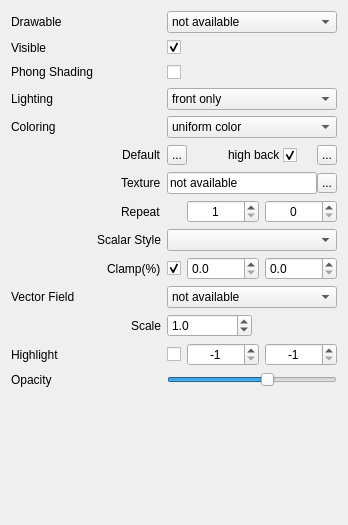
This is applications/Mapple/widgets/widget_drawable_triangles.ui in LiangliangNan/Easy3D as Qt 5 draws it before an edit. The edited form follows.
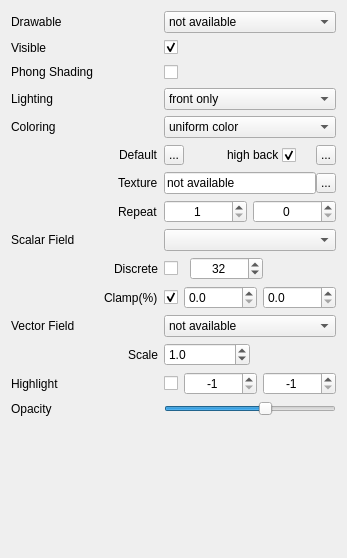
This is the edited form. Icons and pictures are not drawn.

Commit message: discretize a texture into stripes

Diff of the .ui file:
```diff
--- a/applications/Mapple/widgets/widget_drawable_triangles.ui
+++ b/applications/Mapple/widgets/widget_drawable_triangles.ui
@@ -6,8 +6,8 @@
    <rect>
     <x>0</x>
     <y>0</y>
-    <width>348</width>
-    <height>525</height>
+    <width>347</width>
+    <height>558</height>
    </rect>
   </property>
   <property name="sizePolicy">
@@ -31,125 +31,20 @@
   <layout class="QVBoxLayout" name="verticalLayout">
    <item>
     <layout class="QGridLayout" name="gridLayout_2">
-     <item row="6" column="0">
-      <layout class="QHBoxLayout" name="horizontalLayout">
-       <item>
-        <spacer name="horizontalSpacerTexture">
-         <property name="orientation">
-          <enum>Qt::Horizontal</enum>
-         </property>
-         <property name="sizeHint" stdset="0">
-          <size>
-           <width>15</width>
-           <height>22</height>
-          </size>
-         </property>
-        </spacer>
-       </item>
-       <item alignment="Qt::AlignRight">
-        <widget class="QLabel" name="labelTexture">
-         <property name="sizePolicy">
-          <sizepolicy hsizetype="Preferred" vsizetype="Preferred">
-           <horstretch>0</horstretch>
-           <verstretch>0</verstretch>
-          </sizepolicy>
-         </property>
-         <property name="minimumSize">
-          <size>
-           <width>30</width>
-           <height>22</height>
-          </size>
-         </property>
-         <property name="text">
-          <string>Texture</string>
-         </property>
-        </widget>
-       </item>
-      </layout>
-     </item>
-     <item row="12" column="1">
-      <widget class="QCheckBox" name="checkBoxHighlight">
+     <item row="0" column="0">
+      <widget class="QLabel" name="labelDrawableName">
+       <property name="maximumSize">
+        <size>
+         <width>16777215</width>
+         <height>20</height>
+        </size>
+       </property>
        <property name="text">
-        <string/>
+        <string>Drawable</string>
        </property>
       </widget>
      </item>
-     <item row="11" column="1" colspan="2">
-      <layout class="QHBoxLayout" name="horizontalLayoutVectorFieldLength">
-       <property name="spacing">
-        <number>0</number>
-       </property>
-       <item>
-        <widget class="QDoubleSpinBox" name="doubleSpinBoxVectorFieldScale">
-         <property name="sizePolicy">
-          <sizepolicy hsizetype="Expanding" vsizetype="Preferred">
-           <horstretch>0</horstretch>
-           <verstretch>0</verstretch>
-          </sizepolicy>
-         </property>
-         <property name="minimumSize">
-          <size>
-           <width>60</width>
-           <height>0</height>
-          </size>
-         </property>
-         <property name="toolTip">
-          <string>Adjust the length of the vectors.
-The scale is relative to the average edge lenght of the model.</string>
-         </property>
-         <property name="decimals">
-          <number>1</number>
-         </property>
-         <property name="minimum">
-          <double>0.100000000000000</double>
-         </property>
-         <property name="maximum">
-          <double>50.000000000000000</double>
-         </property>
-         <property name="singleStep">
-          <double>0.100000000000000</double>
-         </property>
-         <property name="value">
-          <double>1.000000000000000</double>
-         </property>
-        </widget>
-       </item>
-       <item>
-        <spacer name="spacerVectorFieldLength">
-         <property name="orientation">
-          <enum>Qt::Horizontal</enum>
-         </property>
-         <property name="sizeType">
-          <enum>QSizePolicy::MinimumExpanding</enum>
-         </property>
-         <property name="sizeHint" stdset="0">
-          <size>
-           <width>0</width>
-           <height>0</height>
-          </size>
-         </property>
-        </spacer>
-       </item>
-      </layout>
-     </item>
-     <item row="4" column="1" colspan="2">
-      <widget class="QComboBox" name="comboBoxColorScheme">
-       <property name="toolTip">
-        <string>Select how color is assigned to each face</string>
-       </property>
-       <item>
-        <property name="text">
-         <string>uniform color</string>
-        </property>
-       </item>
-       <item>
-        <property name="text">
-         <string>use color property</string>
-        </property>
-       </item>
-      </widget>
-     </item>
-     <item row="0" column="1" colspan="2">
+     <item row="0" column="1" colspan="3">
       <widget class="QComboBox" name="comboBoxDrawables">
        <property name="toolTip">
         <string>Select the drawable to be visualized</string>
@@ -174,7 +69,7 @@
        </property>
       </widget>
      </item>
-     <item row="1" column="1" colspan="2">
+     <item row="1" column="1" colspan="3">
       <layout class="QHBoxLayout" name="horizontalLayoutVisible">
        <property name="spacing">
         <number>-1</number>
@@ -207,362 +102,47 @@
        </item>
       </layout>
      </item>
-     <item row="0" column="0">
-      <widget class="QLabel" name="labelDrawableName">
-       <property name="maximumSize">
-        <size>
-         <width>16777215</width>
-         <height>20</height>
-        </size>
-       </property>
+     <item row="2" column="0">
+      <widget class="QLabel" name="labelPhongShading">
        <property name="text">
-        <string>Drawable</string>
+        <string>Phong Shading</string>
        </property>
       </widget>
      </item>
-     <item row="13" column="1" colspan="2">
-      <widget class="QSlider" name="horizontalSliderOpacity">
-       <property name="toolTip">
-        <string>The opacity of the surface</string>
-       </property>
-       <property name="maximum">
-        <number>100</number>
-       </property>
-       <property name="value">
-        <number>60</number>
-       </property>
-       <property name="orientation">
-        <enum>Qt::Horizontal</enum>
-       </property>
-      </widget>
-     </item>
-     <item row="7" column="0">
-      <layout class="QHBoxLayout" name="horizontalLayoutLayoutTextureRepeat">
-       <item>
-        <spacer name="horizontalSpacerTextureRepeat">
-         <property name="orientation">
-          <enum>Qt::Horizontal</enum>
-         </property>
-         <property name="sizeHint" stdset="0">
-          <size>
-           <width>15</width>
-           <height>22</height>
-          </size>
-         </property>
-        </spacer>
-       </item>
-       <item alignment="Qt::AlignRight">
-        <widget class="QLabel" name="labelTextureRepeat">
-         <property name="sizePolicy">
-          <sizepolicy hsizetype="Preferred" vsizetype="Preferred">
-           <horstretch>0</horstretch>
-           <verstretch>0</verstretch>
-          </sizepolicy>
-         </property>
-         <property name="minimumSize">
-          <size>
-           <width>30</width>
-           <height>22</height>
-          </size>
-         </property>
-         <property name="text">
-          <string>Repeat</string>
-         </property>
-        </widget>
-       </item>
-      </layout>
-     </item>
-     <item row="5" column="0">
-      <layout class="QHBoxLayout" name="horizontalLayoutLabelDefaultColor">
-       <item>
-        <spacer name="horizontalSpaceLabelDefaultColor">
-         <property name="orientation">
-          <enum>Qt::Horizontal</enum>
-         </property>
-         <property name="sizeHint" stdset="0">
-          <size>
-           <width>13</width>
-           <height>19</height>
-          </size>
-         </property>
-        </spacer>
-       </item>
-       <item alignment="Qt::AlignRight">
-        <widget class="QLabel" name="labelDefaultColor">
-         <property name="text">
-          <string>Default</string>
-         </property>
-        </widget>
-       </item>
-      </layout>
-     </item>
-     <item row="7" column="2">
-      <layout class="QHBoxLayout" name="horizontalLayoutTextureRepeat">
-       <item>
-        <widget class="QSpinBox" name="spinBoxTextureRepeat">
-         <property name="sizePolicy">
-          <sizepolicy hsizetype="Expanding" vsizetype="Preferred">
-           <horstretch>0</horstretch>
-           <verstretch>0</verstretch>
-          </sizepolicy>
-         </property>
-         <property name="minimumSize">
-          <size>
-           <width>60</width>
-           <height>0</height>
-          </size>
-         </property>
-         <property name="toolTip">
-          <string>How many times this texture is repeated?</string>
-         </property>
-         <property name="alignment">
-          <set>Qt::AlignCenter</set>
-         </property>
-         <property name="readOnly">
-          <bool>false</bool>
-         </property>
-         <property name="minimum">
-          <number>1</number>
-         </property>
-         <property name="maximum">
-          <number>99</number>
-         </property>
-         <property name="value">
-          <number>1</number>
-         </property>
-        </widget>
-       </item>
-       <item>
-        <widget class="QSpinBox" name="spinBoxTextureFractionalRepeat">
-         <property name="sizePolicy">
-          <sizepolicy hsizetype="Expanding" vsizetype="Preferred">
-           <horstretch>0</horstretch>
-           <verstretch>0</verstretch>
-          </sizepolicy>
-         </property>
-         <property name="minimumSize">
-          <size>
-           <width>60</width>
-           <height>0</height>
-          </size>
-         </property>
-         <property name="toolTip">
-          <string>Fractional repeat (100 fractional repeat is equivalent to 1 repeat)</string>
-         </property>
-         <property name="alignment">
-          <set>Qt::AlignCenter</set>
-         </property>
-         <property name="maximum">
-          <number>100</number>
-         </property>
-        </widget>
-       </item>
-      </layout>
-     </item>
-     <item row="12" column="2">
-      <layout class="QHBoxLayout" name="horizontalLayoutHighlight">
-       <item>
-        <widget class="QSpinBox" name="spinBoxHighlightMin">
-         <property name="sizePolicy">
-          <sizepolicy hsizetype="Expanding" vsizetype="Preferred">
-           <horstretch>0</horstretch>
-           <verstretch>0</verstretch>
-          </sizepolicy>
-         </property>
-         <property name="minimumSize">
-          <size>
-           <width>60</width>
-           <height>0</height>
-          </size>
-         </property>
-         <property name="toolTip">
-          <string>The lower bound of the triange range to be highlighted.</string>
-         </property>
-         <property name="alignment">
-          <set>Qt::AlignCenter</set>
-         </property>
-         <property name="minimum">
-          <number>-1</number>
-         </property>
-         <property name="maximum">
-          <number>999999999</number>
-         </property>
-         <property name="value">
-          <number>-1</number>
-         </property>
-        </widget>
-       </item>
-       <item>
-        <widget class="QSpinBox" name="spinBoxHighlightMax">
-         <property name="sizePolicy">
-          <sizepolicy hsizetype="Expanding" vsizetype="Preferred">
-           <horstretch>0</horstretch>
-           <verstretch>0</verstretch>
-          </sizepolicy>
-         </property>
-         <property name="minimumSize">
-          <size>
-           <width>60</width>
-           <height>0</height>
-          </size>
-         </property>
-         <property name="toolTip">
-          <string>The upper bound of the triange range to be highlighted.</string>
-         </property>
-         <property name="alignment">
-          <set>Qt::AlignCenter</set>
-         </property>
-         <property name="minimum">
-          <number>-1</number>
-         </property>
-         <property name="maximum">
-          <number>999999999</number>
-         </property>
-         <property name="value">
-          <number>-1</number>
-         </property>
-        </widget>
-       </item>
-      </layout>
-     </item>
-     <item row="8" column="1" colspan="2">
-      <widget class="QComboBox" name="comboBoxScalarFieldStyle">
-       <property name="sizePolicy">
-        <sizepolicy hsizetype="Expanding" vsizetype="Preferred">
-         <horstretch>0</horstretch>
-         <verstretch>0</verstretch>
-        </sizepolicy>
-       </property>
-       <property name="minimumSize">
-        <size>
-         <width>20</width>
-         <height>22</height>
-        </size>
-       </property>
-      </widget>
-     </item>
-     <item row="11" column="0">
-      <layout class="QHBoxLayout" name="horizontalLayoutScale">
-       <item>
-        <spacer name="horizontalSpacerVectorFieldLabelScale">
-         <property name="orientation">
-          <enum>Qt::Horizontal</enum>
-         </property>
-         <property name="sizeHint" stdset="0">
-          <size>
-           <width>13</width>
-           <height>19</height>
-          </size>
-         </property>
-        </spacer>
-       </item>
-       <item alignment="Qt::AlignRight">
-        <widget class="QLabel" name="labelVectorFieldScale">
-         <property name="text">
-          <string>Scale</string>
-         </property>
-        </widget>
-       </item>
-      </layout>
-     </item>
-     <item row="4" column="0">
-      <widget class="QLabel" name="labelColorScheme">
-       <property name="text">
-        <string>Coloring</string>
-       </property>
-      </widget>
-     </item>
-     <item row="6" column="1" colspan="2">
-      <layout class="QHBoxLayout" name="horizontalLayoutTexture">
+     <item row="2" column="1" colspan="3">
+      <layout class="QHBoxLayout" name="horizontalLayoutPhone">
        <property name="spacing">
-        <number>0</number>
+        <number>-1</number>
        </property>
        <item>
-        <widget class="QLineEdit" name="lineEditTextureFile">
-         <property name="sizePolicy">
-          <sizepolicy hsizetype="Expanding" vsizetype="Preferred">
-           <horstretch>0</horstretch>
-           <verstretch>0</verstretch>
-          </sizepolicy>
-         </property>
+        <widget class="QCheckBox" name="checkBoxPhongShading">
          <property name="minimumSize">
           <size>
-           <width>50</width>
-           <height>0</height>
-          </size>
-         </property>
-         <property name="toolTip">
-          <string>The image file of the texture</string>
-         </property>
-         <property name="text">
-          <string>not available</string>
-         </property>
-         <property name="alignment">
-          <set>Qt::AlignLeading|Qt::AlignLeft|Qt::AlignVCenter</set>
-         </property>
-         <property name="readOnly">
-          <bool>true</bool>
-         </property>
-        </widget>
-       </item>
-       <item>
-        <widget class="QToolButton" name="toolButtonTextureFile">
-         <property name="minimumSize">
-          <size>
-           <width>20</width>
+           <width>0</width>
            <height>20</height>
           </size>
          </property>
-         <property name="maximumSize">
-          <size>
-           <width>20</width>
-           <height>20</height>
-          </size>
-         </property>
          <property name="toolTip">
-          <string>Click to choose a texture image</string>
+          <string>Enable/Disable Phong shading</string>
          </property>
          <property name="text">
-          <string>...</string>
+          <string/>
          </property>
-         <property name="iconSize">
-          <size>
-           <width>20</width>
-           <height>20</height>
-          </size>
-         </property>
         </widget>
        </item>
-      </layout>
-     </item>
-     <item row="8" column="0">
-      <layout class="QHBoxLayout" name="horizontalLayoutLabelScalarStyle">
        <item>
-        <spacer name="horizontalSpacerScalarStyle">
+        <spacer name="spacerPhong">
          <property name="orientation">
           <enum>Qt::Horizontal</enum>
          </property>
          <property name="sizeHint" stdset="0">
           <size>
-           <width>12</width>
-           <height>19</height>
+           <width>128</width>
+           <height>17</height>
           </size>
          </property>
         </spacer>
        </item>
-       <item>
-        <widget class="QLabel" name="labelScalarFieldStyle">
-         <property name="sizePolicy">
-          <sizepolicy hsizetype="Preferred" vsizetype="Preferred">
-           <horstretch>0</horstretch>
-           <verstretch>0</verstretch>
-          </sizepolicy>
-         </property>
-         <property name="text">
-          <string>Scalar Style</string>
-         </property>
-        </widget>
-       </item>
       </layout>
      </item>
      <item row="3" column="0">
@@ -578,69 +158,7 @@
        </property>
       </widget>
      </item>
-     <item row="9" column="1" colspan="2">
-      <layout class="QGridLayout" name="gridLayout">
-       <item row="0" column="0">
-        <widget class="QCheckBox" name="checkBoxScalarFieldClamp">
-         <property name="toolTip">
-          <string>Check to clamp the specified percent of lower and upper values.</string>
-         </property>
-         <property name="text">
-          <string/>
-         </property>
-         <property name="checked">
-          <bool>true</bool>
-         </property>
-        </widget>
-       </item>
-       <item row="0" column="1">
-        <widget class="QDoubleSpinBox" name="doubleSpinBoxScalarFieldClampLower">
-         <property name="sizePolicy">
-          <sizepolicy hsizetype="Expanding" vsizetype="Preferred">
-           <horstretch>0</horstretch>
-           <verstretch>0</verstretch>
-          </sizepolicy>
-         </property>
-         <property name="minimumSize">
-          <size>
-           <width>60</width>
-           <height>0</height>
-          </size>
-         </property>
-         <property name="decimals">
-          <number>1</number>
-         </property>
-        </widget>
-       </item>
-       <item row="0" column="2">
-        <widget class="QDoubleSpinBox" name="doubleSpinBoxScalarFieldClampUpper">
-         <property name="sizePolicy">
-          <sizepolicy hsizetype="Expanding" vsizetype="Preferred">
-           <horstretch>0</horstretch>
-           <verstretch>0</verstretch>
-          </sizepolicy>
-         </property>
-         <property name="minimumSize">
-          <size>
-           <width>60</width>
-           <height>0</height>
-          </size>
-         </property>
-         <property name="decimals">
-          <number>1</number>
-         </property>
-        </widget>
-       </item>
-      </layout>
-     </item>
-     <item row="12" column="0">
-      <widget class="QLabel" name="labelHighlight">
-       <property name="text">
-        <string>Highlight</string>
-       </property>
-      </widget>
-     </item>
-     <item row="3" column="1" colspan="2">
+     <item row="3" column="1" colspan="3">
       <widget class="QComboBox" name="comboBoxLightingOptions">
        <property name="toolTip">
         <string>Select how lighting is implemented</string>
@@ -662,7 +180,55 @@
        </item>
       </widget>
      </item>
-     <item row="5" column="1" colspan="2">
+     <item row="4" column="0">
+      <widget class="QLabel" name="labelColorScheme">
+       <property name="text">
+        <string>Coloring</string>
+       </property>
+      </widget>
+     </item>
+     <item row="4" column="1" colspan="3">
+      <widget class="QComboBox" name="comboBoxColorScheme">
+       <property name="toolTip">
+        <string>Select how color is assigned to each face</string>
+       </property>
+       <item>
+        <property name="text">
+         <string>uniform color</string>
+        </property>
+       </item>
+       <item>
+        <property name="text">
+         <string>use color property</string>
+        </property>
+       </item>
+      </widget>
+     </item>
+     <item row="5" column="0">
+      <layout class="QHBoxLayout" name="horizontalLayoutLabelDefaultColor">
+       <item>
+        <spacer name="horizontalSpaceLabelDefaultColor">
+         <property name="orientation">
+          <enum>Qt::Horizontal</enum>
+         </property>
+         <property name="sizeHint" stdset="0">
+          <size>
+           <width>13</width>
+           <height>19</height>
+          </size>
+         </property>
+        </spacer>
+       </item>
+       <item alignment="Qt::AlignRight">
+        <widget class="QLabel" name="labelDefaultColor">
+         <property name="text">
+          <string>Default</string>
+         </property>
+        </widget>
+       </item>
+      </layout>
+     </item>
+     <item row="5" column="1" colspan="3">
       <layout class="QHBoxLayout" name="horizontalLayoutDefaultColor">
        <property name="spacing">
         <number>0</number>
@@ -803,43 +369,325 @@
        </item>
       </layout>
      </item>
-     <item row="2" column="1" colspan="2">
-      <layout class="QHBoxLayout" name="horizontalLayoutPhone">
+     <item row="6" column="0">
+      <layout class="QHBoxLayout" name="horizontalLayout">
+       <item>
+        <spacer name="horizontalSpacerTexture">
+         <property name="orientation">
+          <enum>Qt::Horizontal</enum>
+         </property>
+         <property name="sizeHint" stdset="0">
+          <size>
+           <width>15</width>
+           <height>22</height>
+          </size>
+         </property>
+        </spacer>
+       </item>
+       <item alignment="Qt::AlignRight">
+        <widget class="QLabel" name="labelTexture">
+         <property name="sizePolicy">
+          <sizepolicy hsizetype="Preferred" vsizetype="Preferred">
+           <horstretch>0</horstretch>
+           <verstretch>0</verstretch>
+          </sizepolicy>
+         </property>
+         <property name="minimumSize">
+          <size>
+           <width>30</width>
+           <height>22</height>
+          </size>
+         </property>
+         <property name="text">
+          <string>Texture</string>
+         </property>
+        </widget>
+       </item>
+      </layout>
+     </item>
+     <item row="6" column="1" colspan="3">
+      <layout class="QHBoxLayout" name="horizontalLayoutTexture">
        <property name="spacing">
-        <number>-1</number>
+        <number>0</number>
        </property>
        <item>
-        <widget class="QCheckBox" name="checkBoxPhongShading">
+        <widget class="QLineEdit" name="lineEditTextureFile">
+         <property name="sizePolicy">
+          <sizepolicy hsizetype="Expanding" vsizetype="Preferred">
+           <horstretch>0</horstretch>
+           <verstretch>0</verstretch>
+          </sizepolicy>
+         </property>
          <property name="minimumSize">
           <size>
-           <width>0</width>
+           <width>50</width>
+           <height>0</height>
+          </size>
+         </property>
+         <property name="toolTip">
+          <string>The image file of the texture</string>
+         </property>
+         <property name="text">
+          <string>not available</string>
+         </property>
+         <property name="alignment">
+          <set>Qt::AlignLeading|Qt::AlignLeft|Qt::AlignVCenter</set>
+         </property>
+         <property name="readOnly">
+          <bool>true</bool>
+         </property>
+        </widget>
+       </item>
+       <item>
+        <widget class="QToolButton" name="toolButtonTextureFile">
+         <property name="minimumSize">
+          <size>
+           <width>20</width>
            <height>20</height>
           </size>
          </property>
+         <property name="maximumSize">
+          <size>
+           <width>20</width>
+           <height>20</height>
+          </size>
+         </property>
          <property name="toolTip">
-          <string>Enable/Disable Phong shading</string>
+          <string>Click to choose a texture image</string>
          </property>
          <property name="text">
-          <string/>
+          <string>...</string>
          </property>
+         <property name="iconSize">
+          <size>
+           <width>20</width>
+           <height>20</height>
+          </size>
+         </property>
         </widget>
        </item>
+      </layout>
+     </item>
+     <item row="7" column="0">
+      <layout class="QHBoxLayout" name="horizontalLayoutLayoutTextureRepeat">
        <item>
-        <spacer name="spacerPhong">
+        <spacer name="horizontalSpacerTextureRepeat">
          <property name="orientation">
           <enum>Qt::Horizontal</enum>
          </property>
          <property name="sizeHint" stdset="0">
           <size>
-           <width>128</width>
-           <height>17</height>
+           <width>15</width>
+           <height>22</height>
           </size>
          </property>
         </spacer>
        </item>
+       <item alignment="Qt::AlignRight">
+        <widget class="QLabel" name="labelTextureRepeat">
+         <property name="sizePolicy">
+          <sizepolicy hsizetype="Preferred" vsizetype="Preferred">
+           <horstretch>0</horstretch>
+           <verstretch>0</verstretch>
+          </sizepolicy>
+         </property>
+         <property name="minimumSize">
+          <size>
+           <width>30</width>
+           <height>22</height>
+          </size>
+         </property>
+         <property name="text">
+          <string>Repeat</string>
+         </property>
+        </widget>
+       </item>
       </layout>
      </item>
+     <item row="7" column="1" colspan="3">
+      <layout class="QHBoxLayout" name="horizontalLayoutTextureRepeat">
+       <item>
+        <widget class="QSpinBox" name="spinBoxTextureRepeat">
+         <property name="sizePolicy">
+          <sizepolicy hsizetype="Expanding" vsizetype="Preferred">
+           <horstretch>0</horstretch>
+           <verstretch>0</verstretch>
+          </sizepolicy>
+         </property>
+         <property name="minimumSize">
+          <size>
+           <width>60</width>
+           <height>0</height>
+          </size>
+         </property>
+         <property name="toolTip">
+          <string>How many times this texture is repeated?</string>
+         </property>
+         <property name="alignment">
+          <set>Qt::AlignCenter</set>
+         </property>
+         <property name="readOnly">
+          <bool>false</bool>
+         </property>
+         <property name="minimum">
+          <number>1</number>
+         </property>
+         <property name="maximum">
+          <number>99</number>
+         </property>
+         <property name="value">
+          <number>1</number>
+         </property>
+        </widget>
+       </item>
+       <item>
+        <widget class="QSpinBox" name="spinBoxTextureFractionalRepeat">
+         <property name="sizePolicy">
+          <sizepolicy hsizetype="Expanding" vsizetype="Preferred">
+           <horstretch>0</horstretch>
+           <verstretch>0</verstretch>
+          </sizepolicy>
+         </property>
+         <property name="minimumSize">
+          <size>
+           <width>60</width>
+           <height>0</height>
+          </size>
+         </property>
+         <property name="toolTip">
+          <string>Fractional repeat (100 fractional repeat is equivalent to 1 repeat)</string>
+         </property>
+         <property name="alignment">
+          <set>Qt::AlignCenter</set>
+         </property>
+         <property name="maximum">
+          <number>100</number>
+         </property>
+        </widget>
+       </item>
+      </layout>
+     </item>
+     <item row="8" column="0">
+      <widget class="QLabel" name="labelScalarFieldStyle">
+       <property name="sizePolicy">
+        <sizepolicy hsizetype="Preferred" vsizetype="Preferred">
+         <horstretch>0</horstretch>
+         <verstretch>0</verstretch>
+        </sizepolicy>
+       </property>
+       <property name="text">
+        <string>Scalar Field</string>
+       </property>
+      </widget>
+     </item>
+     <item row="8" column="1" colspan="3">
+      <widget class="QComboBox" name="comboBoxScalarFieldStyle">
+       <property name="sizePolicy">
+        <sizepolicy hsizetype="Expanding" vsizetype="Preferred">
+         <horstretch>0</horstretch>
+         <verstretch>0</verstretch>
+        </sizepolicy>
+       </property>
+       <property name="minimumSize">
+        <size>
+         <width>20</width>
+         <height>22</height>
+        </size>
+       </property>
+      </widget>
+     </item>
      <item row="9" column="0">
+      <layout class="QHBoxLayout" name="horizontalLayoutLabelClamp_2">
+       <item>
+        <spacer name="horizontalSpacerLabelClamp_2">
+         <property name="orientation">
+          <enum>Qt::Horizontal</enum>
+         </property>
+         <property name="sizeHint" stdset="0">
+          <size>
+           <width>12</width>
+           <height>19</height>
+          </size>
+         </property>
+        </spacer>
+       </item>
+       <item>
+        <widget class="QLabel" name="labelScalarFieldDiscrete">
+         <property name="sizePolicy">
+          <sizepolicy hsizetype="Preferred" vsizetype="Preferred">
+           <horstretch>0</horstretch>
+           <verstretch>0</verstretch>
+          </sizepolicy>
+         </property>
+         <property name="text">
+          <string>Discrete</string>
+         </property>
+        </widget>
+       </item>
+      </layout>
+     </item>
+     <item row="9" column="1" colspan="2">
+      <widget class="QCheckBox" name="checkBoxScalarFieldDiscrete">
+       <property name="text">
+        <string/>
+       </property>
+      </widget>
+     </item>
+     <item row="9" column="3">
+      <layout class="QHBoxLayout" name="horizontalLayout_2">
+       <item>
+        <widget class="QSpinBox" name="spinBoxScalarFieldNumStrips">
+         <property name="sizePolicy">
+          <sizepolicy hsizetype="Expanding" vsizetype="Preferred">
+           <horstretch>0</horstretch>
+           <verstretch>0</verstretch>
+          </sizepolicy>
+         </property>
+         <property name="minimumSize">
+          <size>
+           <width>60</width>
+           <height>0</height>
+          </size>
+         </property>
+         <property name="toolTip">
+          <string>The number of discrete colors.</string>
+         </property>
+         <property name="alignment">
+          <set>Qt::AlignCenter</set>
+         </property>
+         <property name="minimum">
+          <number>2</number>
+         </property>
+         <property name="maximum">
+          <number>128</number>
+         </property>
+         <property name="singleStep">
+          <number>4</number>
+         </property>
+         <property name="value">
+          <number>32</number>
+         </property>
+        </widget>
+       </item>
+       <item>
+        <spacer name="horizontalSpacer">
+         <property name="orientation">
+          <enum>Qt::Horizontal</enum>
+         </property>
+         <property name="sizeType">
+          <enum>QSizePolicy::Expanding</enum>
+         </property>
+         <property name="sizeHint" stdset="0">
+          <size>
+           <width>40</width>
+           <height>20</height>
+          </size>
+         </property>
+        </spacer>
+       </item>
+      </layout>
+     </item>
+     <item row="10" column="0">
       <layout class="QHBoxLayout" name="horizontalLayoutLabelClamp">
        <item>
         <spacer name="horizontalSpacerLabelClamp">
@@ -869,26 +717,62 @@
        </item>
       </layout>
      </item>
-     <item row="10" column="1" colspan="2">
-      <widget class="QComboBox" name="comboBoxVectorField">
-       <property name="toolTip">
-        <string>Select the drawable to be visualized</string>
-       </property>
-       <item>
-        <property name="text">
-         <string>not available</string>
-        </property>
+     <item row="10" column="1" colspan="3">
+      <layout class="QGridLayout" name="gridLayout">
+       <item row="0" column="0">
+        <widget class="QCheckBox" name="checkBoxScalarFieldClamp">
+         <property name="toolTip">
+          <string>Check to clamp the specified percent of lower and upper values.</string>
+         </property>
+         <property name="text">
+          <string/>
+         </property>
+         <property name="checked">
+          <bool>true</bool>
+         </property>
+        </widget>
        </item>
-      </widget>
+       <item row="0" column="1">
+        <widget class="QDoubleSpinBox" name="doubleSpinBoxScalarFieldClampLower">
+         <property name="sizePolicy">
+          <sizepolicy hsizetype="Expanding" vsizetype="Preferred">
+           <horstretch>0</horstretch>
+           <verstretch>0</verstretch>
+          </sizepolicy>
+         </property>
+         <property name="minimumSize">
+          <size>
+           <width>60</width>
+           <height>0</height>
+          </size>
+         </property>
+         <property name="decimals">
+          <number>1</number>
+         </property>
+        </widget>
+       </item>
+       <item row="0" column="2">
+        <widget class="QDoubleSpinBox" name="doubleSpinBoxScalarFieldClampUpper">
+         <property name="sizePolicy">
+          <sizepolicy hsizetype="Expanding" vsizetype="Preferred">
+           <horstretch>0</horstretch>
+           <verstretch>0</verstretch>
+          </sizepolicy>
+         </property>
+         <property name="minimumSize">
+          <size>
+           <width>60</width>
+           <height>0</height>
+          </size>
+         </property>
+         <property name="decimals">
+          <number>1</number>
+         </property>
+        </widget>
+       </item>
+      </layout>
      </item>
-     <item row="2" column="0">
-      <widget class="QLabel" name="labelPhongShading">
-       <property name="text">
-        <string>Phong Shading</string>
-       </property>
-      </widget>
-     </item>
-     <item row="10" column="0">
+     <item row="11" column="0">
       <widget class="QLabel" name="labelVectorField">
        <property name="sizePolicy">
         <sizepolicy hsizetype="Preferred" vsizetype="Preferred">
@@ -907,13 +791,203 @@
        </property>
       </widget>
      </item>
+     <item row="11" column="1" colspan="3">
+      <widget class="QComboBox" name="comboBoxVectorField">
+       <property name="toolTip">
+        <string>Select the drawable to be visualized</string>
+       </property>
+       <item>
+        <property name="text">
+         <string>not available</string>
+        </property>
+       </item>
+      </widget>
+     </item>
+     <item row="12" column="0">
+      <layout class="QHBoxLayout" name="horizontalLayoutScale">
+       <item>
+        <spacer name="horizontalSpacerVectorFieldLabelScale">
+         <property name="orientation">
+          <enum>Qt::Horizontal</enum>
+         </property>
+         <property name="sizeHint" stdset="0">
+          <size>
+           <width>13</width>
+           <height>19</height>
+          </size>
+         </property>
+        </spacer>
+       </item>
+       <item alignment="Qt::AlignRight">
+        <widget class="QLabel" name="labelVectorFieldScale">
+         <property name="text">
+          <string>Scale</string>
+         </property>
+        </widget>
+       </item>
+      </layout>
+     </item>
+     <item row="12" column="1" colspan="3">
+      <layout class="QHBoxLayout" name="horizontalLayoutVectorFieldLength">
+       <property name="spacing">
+        <number>0</number>
+       </property>
+       <item>
+        <widget class="QDoubleSpinBox" name="doubleSpinBoxVectorFieldScale">
+         <property name="sizePolicy">
+          <sizepolicy hsizetype="Expanding" vsizetype="Preferred">
+           <horstretch>0</horstretch>
+           <verstretch>0</verstretch>
+          </sizepolicy>
+         </property>
+         <property name="minimumSize">
+          <size>
+           <width>60</width>
+           <height>0</height>
+          </size>
+         </property>
+         <property name="toolTip">
+          <string>Adjust the length of the vectors.
+The scale is relative to the average edge lenght of the model.</string>
+         </property>
+         <property name="decimals">
+          <number>1</number>
+         </property>
+         <property name="minimum">
+          <double>0.100000000000000</double>
+         </property>
+         <property name="maximum">
+          <double>50.000000000000000</double>
+         </property>
+         <property name="singleStep">
+          <double>0.100000000000000</double>
+         </property>
+         <property name="value">
+          <double>1.000000000000000</double>
+         </property>
+        </widget>
+       </item>
+       <item>
+        <spacer name="spacerVectorFieldLength">
+         <property name="orientation">
+          <enum>Qt::Horizontal</enum>
+         </property>
+         <property name="sizeType">
+          <enum>QSizePolicy::Expanding</enum>
+         </property>
+         <property name="sizeHint" stdset="0">
+          <size>
+           <width>0</width>
+           <height>0</height>
+          </size>
+         </property>
+        </spacer>
+       </item>
+      </layout>
+     </item>
      <item row="13" column="0">
+      <widget class="QLabel" name="labelHighlight">
+       <property name="text">
+        <string>Highlight</string>
+       </property>
+      </widget>
+     </item>
+     <item row="13" column="1">
+      <widget class="QCheckBox" name="checkBoxHighlight">
+       <property name="text">
+        <string/>
+       </property>
+      </widget>
+     </item>
+     <item row="13" column="2" colspan="2">
+      <layout class="QHBoxLayout" name="horizontalLayoutHighlight">
+       <item>
+        <widget class="QSpinBox" name="spinBoxHighlightMin">
+         <property name="sizePolicy">
+          <sizepolicy hsizetype="Expanding" vsizetype="Preferred">
+           <horstretch>0</horstretch>
+           <verstretch>0</verstretch>
+          </sizepolicy>
+         </property>
+         <property name="minimumSize">
+          <size>
+           <width>60</width>
+           <height>0</height>
+          </size>
+         </property>
+         <property name="toolTip">
+          <string>The lower bound of the triange range to be highlighted.</string>
+         </property>
+         <property name="alignment">
+          <set>Qt::AlignCenter</set>
+         </property>
+         <property name="minimum">
+          <number>-1</number>
+         </property>
+         <property name="maximum">
+          <number>999999999</number>
+         </property>
+         <property name="value">
+          <number>-1</number>
+         </property>
+        </widget>
+       </item>
+       <item>
+        <widget class="QSpinBox" name="spinBoxHighlightMax">
+         <property name="sizePolicy">
+          <sizepolicy hsizetype="Expanding" vsizetype="Preferred">
+           <horstretch>0</horstretch>
+           <verstretch>0</verstretch>
+          </sizepolicy>
+         </property>
+         <property name="minimumSize">
+          <size>
+           <width>60</width>
+           <height>0</height>
+          </size>
+         </property>
+         <property name="toolTip">
+          <string>The upper bound of the triange range to be highlighted.</string>
+         </property>
+         <property name="alignment">
+          <set>Qt::AlignCenter</set>
+         </property>
+         <property name="minimum">
+          <number>-1</number>
+         </property>
+         <property name="maximum">
+          <number>999999999</number>
+         </property>
+         <property name="value">
+          <number>-1</number>
+         </property>
+        </widget>
+       </item>
+      </layout>
+     </item>
+     <item row="14" column="0">
       <widget class="QLabel" name="labelOpacity">
        <property name="text">
         <string>Opacity</string>
        </property>
       </widget>
      </item>
+     <item row="14" column="1" colspan="3">
+      <widget class="QSlider" name="horizontalSliderOpacity">
+       <property name="toolTip">
+        <string>The opacity of the surface</string>
+       </property>
+       <property name="maximum">
+        <number>100</number>
+       </property>
+       <property name="value">
+        <number>60</number>
+       </property>
+       <property name="orientation">
+        <enum>Qt::Horizontal</enum>
+       </property>
+      </widget>
+     </item>
     </layout>
    </item>
    <item>
```
Left out of the diff: 2 changed lines with no effect on the pictures. The commit also changes 20 other files.
